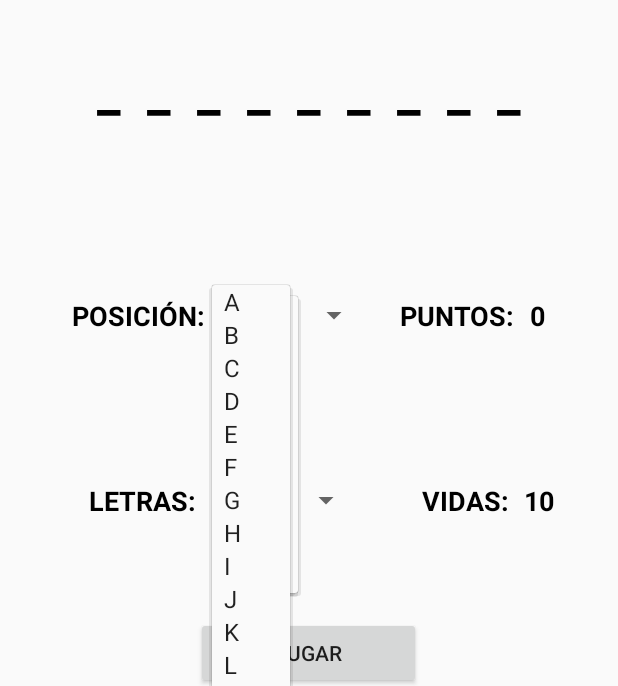
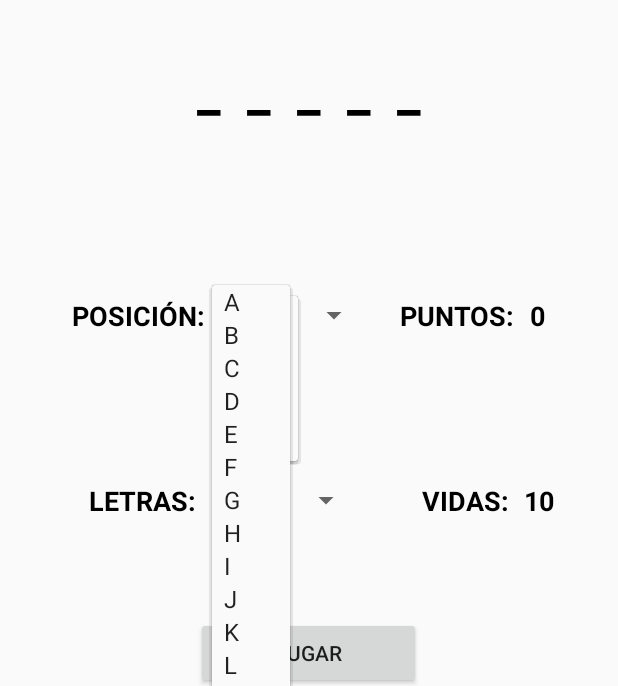
Before and after one commit to Reizeen/Ahorcado, an Android app: the screen it shows after launch (MainActivity), after a tap on "INICIAR", on a phone screen of 412 x 824 dp. Shown: the part 235-921 px from the top of the screen. Run offline under Robolectric (Android 15) with nearby library versions, the phone set to English and light mode, and no system bars.

Commit message:
Version 13 - Terminar escribiendo los comentarios. - Se puede ir cambiando tambien pequeñas cosas, pero el trabajo ya se puede entregar.

```diff
--- a/app/src/main/java/com/example/ahorcado/controllers/MainActivity.java
+++ b/app/src/main/java/com/example/ahorcado/controllers/MainActivity.java
@@ -154,7 +154,6 @@ public class MainActivity extends AppCompatActivity {
     }
 
     /** Guardar la informacion al rotar la pantalla */
-    /** ME QUEDA GUARDA EL SPINNER DE LETRAS */
     protected void onSaveInstanceState(Bundle guardarEstado) {
         super.onSaveInstanceState(guardarEstado);
         guardarEstado.putString("user", userName);
@@ -171,6 +170,7 @@ public class MainActivity extends AppCompatActivity {
         }
     }
 
+    /** Recoger la informacion al rotar la pantalla */
     protected void onRestoreInstanceState(Bundle recEstado) {
         super.onRestoreInstanceState(recEstado);
         userName = recEstado.getString("user");
--- a/app/src/main/java/com/example/ahorcado/controllers/RegisterUsers.java
+++ b/app/src/main/java/com/example/ahorcado/controllers/RegisterUsers.java
@@ -32,6 +32,7 @@ public class RegisterUsers extends AppCompatActivity {
         imprimirPuntuaciones(leerFicherPuntuaciones());
     }
 
+    /** Lee el contenido del fichero y lo devuelve en un ArrayList por cada puntuación */
     public ArrayList<String> leerFicherPuntuaciones(){
         ArrayList<String> puntuaciones = new ArrayList<>();
         try {
@@ -47,6 +48,8 @@ public class RegisterUsers extends AppCompatActivity {
         return puntuaciones;
     }
 
+    /** Muestra en la actividad el contenido del ArrayList con las puntuaciones
+      * y los ordena de mas reciente a mas antiguo */
     public void imprimirPuntuaciones(ArrayList<String> puntuaciones){
         String mostrarPuntuaciones = "";
         for(int x = 1; x < 5; x++)
@@ -54,6 +57,7 @@ public class RegisterUsers extends AppCompatActivity {
         textPuntuaciones.setText(mostrarPuntuaciones);
     }
 
+    /** Vuelve a la aplicacion con un Bundle con la informacion del nombre del usuario */
     public void onClickVolver(View view){
         Intent intencion = new Intent(RegisterUsers.this, MainActivity.class);
         Bundle datos = new Bundle();
--- a/app/src/main/java/com/example/ahorcado/model/Partida.java
+++ b/app/src/main/java/com/example/ahorcado/model/Partida.java
@@ -14,7 +14,7 @@ public class Partida {
     private int puntos;
     private boolean comodin;
     private ArrayList<String> listaPosiciones;
-    private String[] listaPalabras = {"FUTBOL", "BICICLETA", "ORDENADOR", "COCHE"};  ;
+    private String[] listaPalabras = {"FUTBOL", "BICICLETA", "ORDENADOR", "COCHE", "GOLF", "FARMACIA", "MAMUT", "AHORCADO", "MAR", "PAZ"};  ;
     private String palabra;
     private char[] letrasAdivinadas;
 
```
